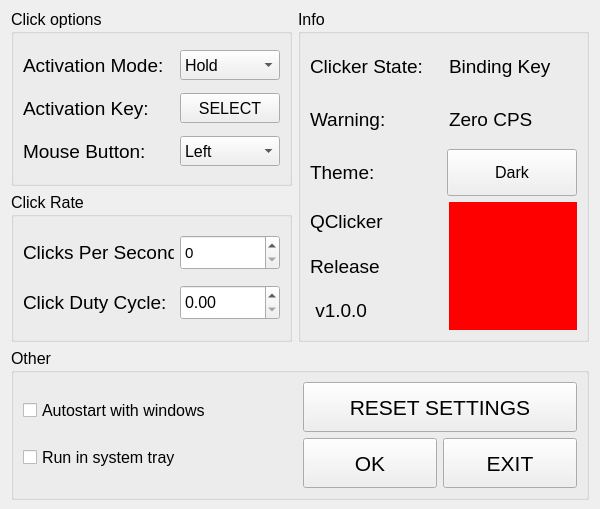
First picture: the form in mainwindow.ui, repository liqwave/QClicker, before the edit.
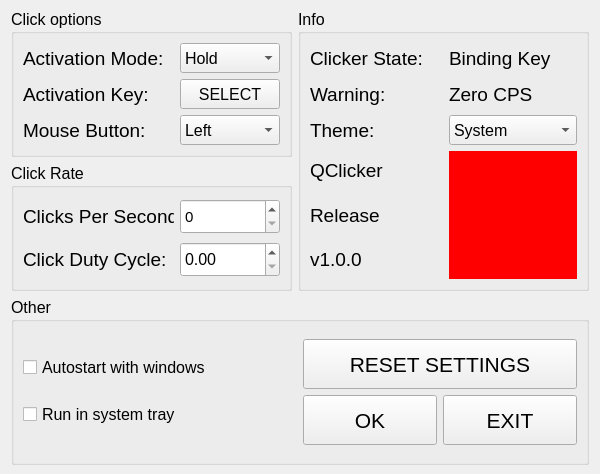
Second picture: the form after the edit.

Commit message: add settings change theme: system/light/dark

```diff
--- a/mainwindow.ui
+++ b/mainwindow.ui
@@ -7,7 +7,7 @@
     <x>0</x>
     <y>0</y>
     <width>600</width>
-    <height>509</height>
+    <height>474</height>
    </rect>
   </property>
   <property name="sizePolicy">
@@ -19,13 +19,13 @@
   <property name="minimumSize">
    <size>
     <width>600</width>
-    <height>443</height>
+    <height>474</height>
    </size>
   </property>
   <property name="maximumSize">
    <size>
     <width>600</width>
-    <height>600</height>
+    <height>474</height>
    </size>
   </property>
   <property name="font">
@@ -460,11 +460,11 @@
               </widget>
              </item>
              <item>
-              <widget class="QPushButton" name="pushButtonTheme">
+              <widget class="QComboBox" name="comboBoxTheme">
                <property name="sizePolicy">
                 <sizepolicy hsizetype="Preferred" vsizetype="Preferred">
                  <horstretch>0</horstretch>
-                 <verstretch>0</verstretch>
+                 <verstretch>30</verstretch>
                 </sizepolicy>
                </property>
                <property name="minimumSize">
@@ -475,13 +475,25 @@
                </property>
                <property name="maximumSize">
                 <size>
-                 <width>12312132</width>
-                 <height>16777215</height>
+                 <width>128</width>
+                 <height>84</height>
                 </size>
                </property>
-               <property name="text">
-                <string>Dark</string>
-               </property>
+               <item>
+                <property name="text">
+                 <string>System</string>
+                </property>
+               </item>
+               <item>
+                <property name="text">
+                 <string>Light</string>
+                </property>
+               </item>
+               <item>
+                <property name="text">
+                 <string>Dark</string>
+                </property>
+               </item>
               </widget>
              </item>
             </layout>
@@ -524,7 +536,7 @@
                 </font>
                </property>
                <property name="text">
-                <string> v1.0.0</string>
+                <string>v1.0.0</string>
                </property>
               </widget>
              </item>
@@ -532,6 +544,12 @@
            </item>
            <item>
             <widget class="QLabel" name="labelSigmaGif">
+             <property name="sizePolicy">
+              <sizepolicy hsizetype="Preferred" vsizetype="Preferred">
+               <horstretch>0</horstretch>
+               <verstretch>0</verstretch>
+              </sizepolicy>
+             </property>
              <property name="minimumSize">
               <size>
                <width>128</width>
@@ -565,7 +583,7 @@
     <item row="1" column="0">
      <widget class="QGroupBox" name="groupBoxOther">
       <property name="sizePolicy">
-       <sizepolicy hsizetype="Preferred" vsizetype="Fixed">
+       <sizepolicy hsizetype="Preferred" vsizetype="Preferred">
         <horstretch>0</horstretch>
         <verstretch>0</verstretch>
        </sizepolicy>
```
Left out of the diff: 2 changed lines with no effect on the pictures. The commit also changes 9 other files.
